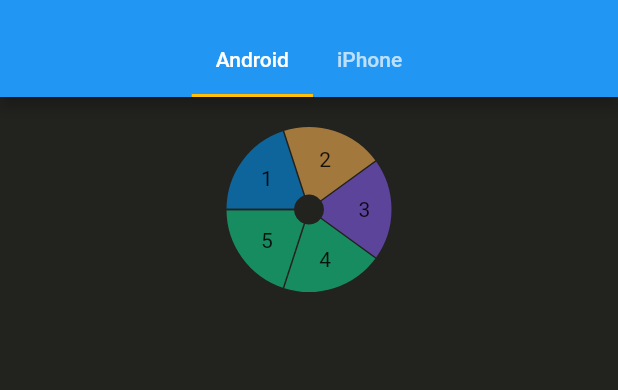
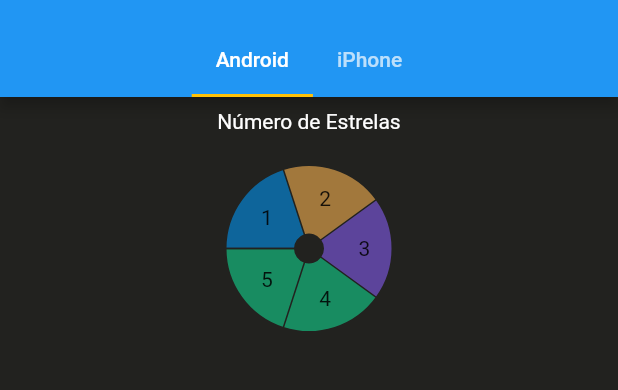
Before and after one commit to alexrodrigues/FlutterReviews, a Flutter app: the screen it shows after launch, on a phone screen of 412 x 824 dp, the part 59-449 px from its top. Run offline on Flutter 3.47's test engine with Material 2 defaults, Android fonts, the phone set to English and light mode, and no system bars; drawn by our look-alikes of fl_chart; missing offline and left inert: alert, color_to_material; network calls fail.

Commit message:
finalizando grafico

```diff
--- a/lib/screens/reviews_screen.dart
+++ b/lib/screens/reviews_screen.dart
@@ -62,7 +62,7 @@ class _ReviewsScreenState extends State<ReviewsScreen>
               children: [
                 Container(
                   width: MediaQuery.of(context).size.width,
-                  height: 150.0,
+                  height: 170.0,
                   child: PieChartReview(),
                 ),
                 Expanded(
--- a/lib/widget/review_pie_graph.dart
+++ b/lib/widget/review_pie_graph.dart
@@ -14,6 +14,21 @@ class _PieChartReviewState extends State<PieChartReview> {
   Widget build(BuildContext context) {
     return Container(
       color: Colors.black87,
+      child: Column(
+        children: [
+          Container(
+            padding: EdgeInsets.all(8),
+            child: Text(
+              "Número de Estrelas",
+              style: TextStyle(
+                color: Colors.white,
+                fontSize: 14.0,
+              ),
+            ),
+          ),
+          Expanded(
+            child: Padding(
+              padding: EdgeInsets.all(8),
               child: PieChart(
                 PieChartData(
                   pieTouchData: PieTouchData(touchCallback: (pieTouchResponse) {
@@ -21,7 +36,8 @@ class _PieChartReviewState extends State<PieChartReview> {
                       final desiredTouch =
                           pieTouchResponse.touchInput is! PointerExitEvent &&
                               pieTouchResponse.touchInput is! PointerUpEvent;
-              if (desiredTouch && pieTouchResponse.touchedSection != null) {
+                      if (desiredTouch &&
+                          pieTouchResponse.touchedSection != null) {
                         _touchedIndex =
                             pieTouchResponse.touchedSection.touchedSectionIndex;
                       } else {
@@ -35,6 +51,10 @@ class _PieChartReviewState extends State<PieChartReview> {
                   centerSpaceRadius: 10,
                   sections: showingSections(),
                 ),
+              ),
+            ),
+          )
+        ],
       ),
     );
   }
@@ -52,10 +72,6 @@ class _PieChartReviewState extends State<PieChartReview> {
               value: 25,
               title: '1',
               radius: 45,
-              // titleStyle: TextStyle(
-              //     fontSize: 18,
-              //     fontWeight: FontWeight.bold,
-              //     color: const Color(0xff044d7c)),
               titlePositionPercentageOffset: 0.55,
             );
           case 1:
@@ -64,10 +80,6 @@ class _PieChartReviewState extends State<PieChartReview> {
               value: 25,
               title: '2',
               radius: 45,
-              // titleStyle: TextStyle(
-              //     fontSize: 18,
-              //     fontWeight: FontWeight.bold,
-              //     color: const Color(0xff90672d)),
               titlePositionPercentageOffset: 0.55,
             );
           case 2:
@@ -76,10 +88,6 @@ class _PieChartReviewState extends State<PieChartReview> {
               value: 25,
               title: '3',
               radius: 45,
-              // titleStyle: TextStyle(
-              //     fontSize: 18,
-              //     fontWeight: FontWeight.bold,
-              //     color: const Color(0xff4c3788)),
               titlePositionPercentageOffset: 0.6,
             );
           case 3:
@@ -88,10 +96,6 @@ class _PieChartReviewState extends State<PieChartReview> {
               value: 25,
               title: '4',
               radius: 45,
-              // titleStyle: TextStyle(
-              //     fontSize: 18,
-              //     fontWeight: FontWeight.bold,
-              //     color: const Color(0xff0c7f55)),
               titlePositionPercentageOffset: 0.55,
             );
           case 4:
@@ -100,10 +104,6 @@ class _PieChartReviewState extends State<PieChartReview> {
               value: 25,
               title: '5',
               radius: 45,
-              // titleStyle: TextStyle(
-              //     fontSize: 18,
-              //     fontWeight: FontWeight.bold,
-              //     color: const Color(0xff0c7f55)),
               titlePositionPercentageOffset: 0.55,
             );
           default:
```
Lines whose indentation alone changed are shown as unchanged.
